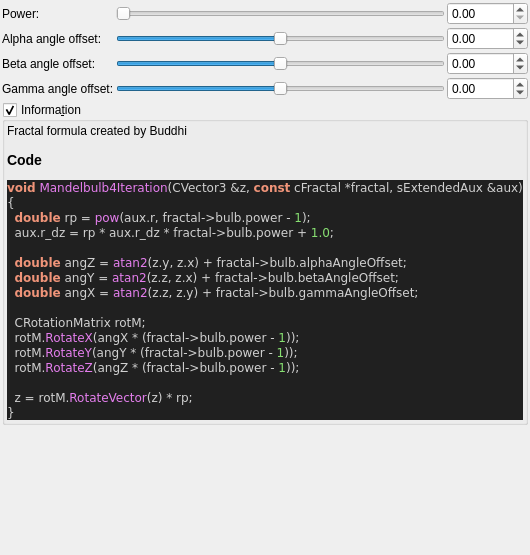
buddhi1980/mandelbulber2, file mandelbulber2/qt_data/fractal_mandelbulb4.ui: the form before one commit.
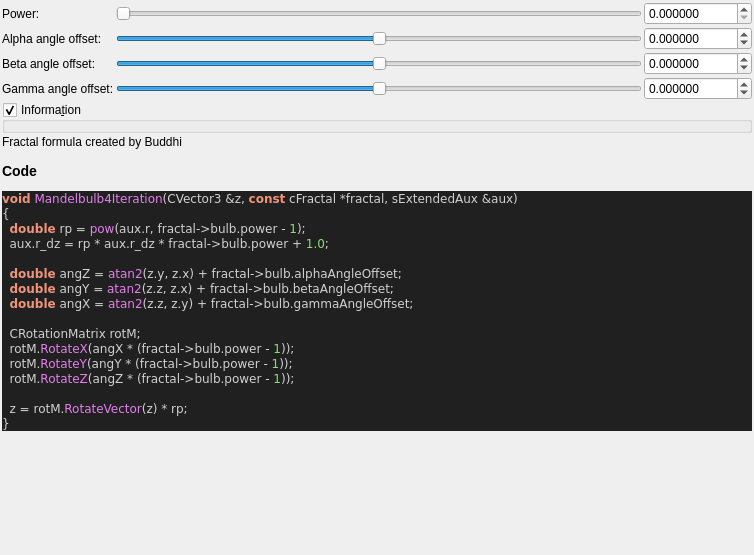
The form after the commit. Custom widgets are drawn as their Qt base class.

```diff
--- a/mandelbulber2/qt_data/fractal_mandelbulb4.ui
+++ b/mandelbulber2/qt_data/fractal_mandelbulb4.ui
@@ -6,7 +6,7 @@
    <rect>
     <x>0</x>
     <y>0</y>
-    <width>449</width>
+    <width>754</width>
     <height>555</height>
    </rect>
   </property>
@@ -43,10 +43,10 @@
         </sizepolicy>
        </property>
        <property name="minimum">
-        <number>-36000</number>
+        <number>-360000000</number>
        </property>
        <property name="maximum">
-        <number>36000</number>
+        <number>360000000</number>
        </property>
        <property name="singleStep">
         <number>1</number>
@@ -74,7 +74,7 @@
         <string/>
        </property>
        <property name="decimals">
-        <number>2</number>
+        <number>6</number>
        </property>
        <property name="minimum">
         <double>-36000.000000000000000</double>
@@ -96,10 +96,10 @@
         </sizepolicy>
        </property>
        <property name="minimum">
-        <number>-36000</number>
+        <number>-360000000</number>
        </property>
        <property name="maximum">
-        <number>36000</number>
+        <number>360000000</number>
        </property>
        <property name="singleStep">
         <number>1</number>
@@ -134,7 +134,7 @@
         <string/>
        </property>
        <property name="decimals">
-        <number>2</number>
+        <number>6</number>
        </property>
        <property name="minimum">
         <double>0.000000000000000</double>
@@ -162,7 +162,7 @@
         <string/>
        </property>
        <property name="decimals">
-        <number>2</number>
+        <number>6</number>
        </property>
        <property name="minimum">
         <double>-36000.000000000000000</double>
@@ -184,7 +184,7 @@
         </sizepolicy>
        </property>
        <property name="maximum">
-        <number>2000</number>
+        <number>20000000</number>
        </property>
        <property name="singleStep">
         <number>1</number>
@@ -224,10 +224,10 @@
         </sizepolicy>
        </property>
        <property name="minimum">
-        <number>-36000</number>
+        <number>-360000000</number>
        </property>
        <property name="maximum">
-        <number>36000</number>
+        <number>360000000</number>
        </property>
        <property name="singleStep">
         <number>1</number>
@@ -255,7 +255,7 @@
         <string/>
        </property>
        <property name="decimals">
-        <number>2</number>
+        <number>6</number>
        </property>
        <property name="minimum">
         <double>-36000.000000000000000</double>
@@ -297,6 +297,9 @@
       <property name="bottomMargin">
        <number>2</number>
       </property>
+     </layout>
+    </widget>
+   </item>
       <item>
        <widget class="QLabel" name="label_code_content">
         <property name="text">
@@ -332,9 +335,6 @@
         <property name="textInteractionFlags">
          <set>Qt::LinksAccessibleByMouse|Qt::TextSelectableByMouse</set>
         </property>
-       </widget>
-      </item>
-     </layout>
     </widget>
    </item>
    <item>
```
Lines whose indentation alone changed are shown as unchanged.
